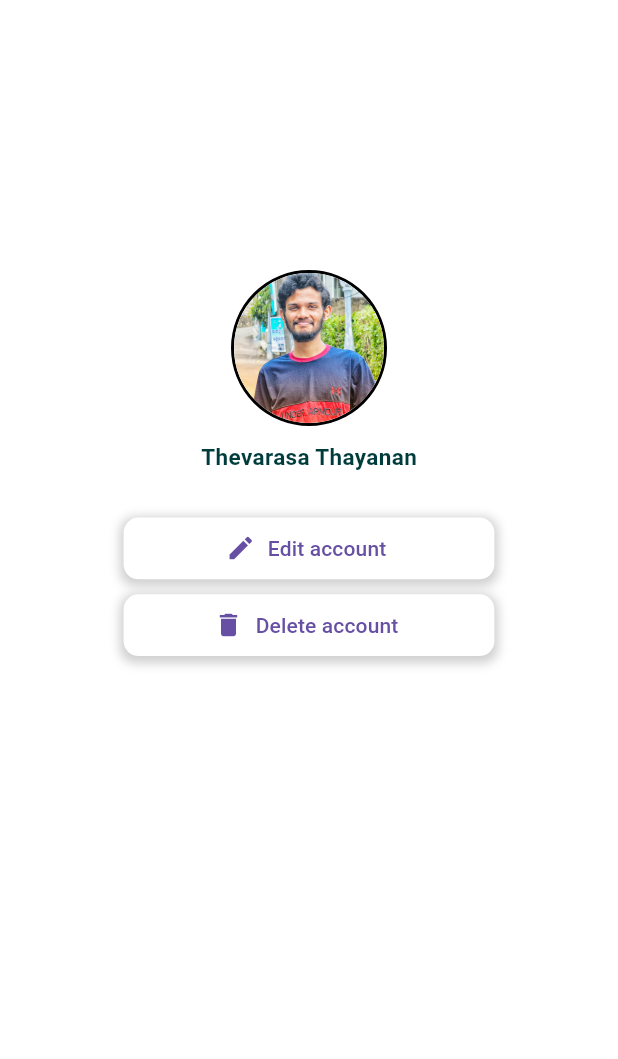
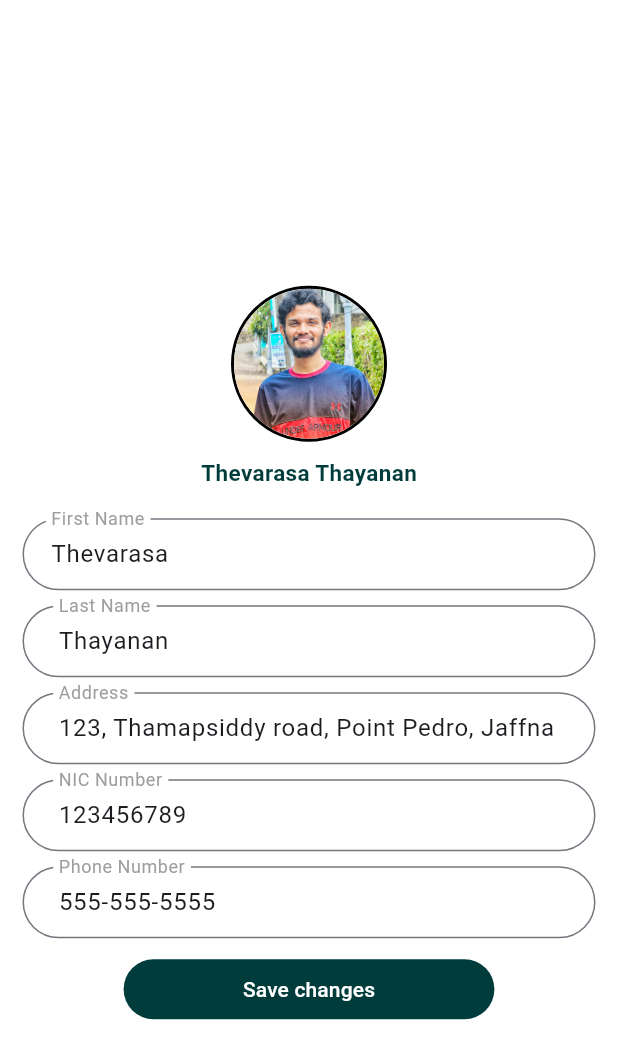
Before and after one commit to thaya2000/harvest_buddy, a Flutter app: the screen it shows after launch, on a phone screen of 412 x 824 dp. Shown: the top 1059 px of the screen. Run offline on Flutter 3.47's test engine with Material 3 defaults, Android fonts, the light colour scheme and no system bars; our stand-ins replace curved_navigation_bar.

Commit message:
frontend-edit-account-page-0001

```diff
--- a/lib/account_page.dart
+++ b/lib/account_page.dart
@@ -41,7 +41,7 @@ class _LoginScreenState extends State<AccountPage> {
             mainAxisAlignment: MainAxisAlignment.center,
             children: <Widget>[
               Padding(
-                padding: const EdgeInsets.only(top: 180.0),
+                padding: const EdgeInsets.only(top: 200.0),
                 child: Center(
                   child: Column(
                     children: [
--- /dev/null
+++ b/lib/edit_account_page.dart
@@ -0,0 +1,254 @@
+import 'package:flutter/material.dart';
+import 'package:harvest_buddy/constant.dart';
+
+void main() {
+  runApp(MyApp());
+}
+
+class MyApp extends StatelessWidget {
+  @override
+  Widget build(BuildContext context) {
+    return MaterialApp(
+      home: EditAccount(),
+    );
+  }
+}
+
+class EditAccount extends StatefulWidget {
+  EditAccount({super.key});
+
+  @override
+  State<EditAccount> createState() => _LoginScreenState();
+}
+
+class _LoginScreenState extends State<EditAccount> {
+  GlobalKey<FormState> formKey = GlobalKey<FormState>();
+
+  @override
+  Widget build(BuildContext context) {
+    double height = MediaQuery.of(context).size.height;
+    double width = MediaQuery.of(context).size.width;
+
+    // Assume these are the default values received from the backend
+    String firstNameDefaultValue = "Thevarasa";
+    String lastNameDefaultValue = "Thayanan";
+    String addressDefaultValue = "123, Thamapsiddy road, Point Pedro, Jaffna";
+    String nicNumberDefaultValue = "123456789";
+    String phoneNumberDefaultValue = "555-555-5555";
+
+    // Create controllers with default values
+    TextEditingController firstNameController =
+        TextEditingController(text: firstNameDefaultValue);
+    TextEditingController lastNameController =
+        TextEditingController(text: lastNameDefaultValue);
+    TextEditingController addressController =
+        TextEditingController(text: addressDefaultValue);
+    TextEditingController nicNumberController =
+        TextEditingController(text: nicNumberDefaultValue);
+    TextEditingController phoneNumberController =
+        TextEditingController(text: phoneNumberDefaultValue);
+
+    // Define text styles
+    TextStyle profileName = TextStyle(
+      fontSize: 15.0,
+      fontWeight: FontWeight.bold,
+      color: Color.fromARGB(255, 0, 60, 60),
+    );
+
+    return Scaffold(
+      resizeToAvoidBottomInset: true,
+      backgroundColor: Colors.white,
+      body: Container(
+        height: MediaQuery.of(context).size.height,
+        alignment: Alignment.center, // Align the child to the center vertically
+        child: SingleChildScrollView(
+          child: Form(
+            key: formKey,
+            child: Column(
+              crossAxisAlignment: CrossAxisAlignment.start,
+              mainAxisAlignment: MainAxisAlignment.start,
+              children: <Widget>[
+                Padding(
+                  padding: const EdgeInsets.only(top: 50.0),
+                  child: Center(
+                    child: Column(
+                      children: [
+                        Container(
+                          decoration: BoxDecoration(
+                            shape: BoxShape.circle,
+                            border: Border.all(
+                              color:
+                                  Colors.black, // Set your desired border color
+                              width: 2.0, // Set the border width
+                            ),
+                          ),
+                          child: ClipOval(
+                            child: Image.asset(
+                              DPthaya,
+                              height: 100,
+                              width: 100,
+                              fit: BoxFit.cover,
+                            ),
+                          ),
+                        ),
+                        Padding(
+                          padding: const EdgeInsets.only(top: 10.0),
+                          child: Text("Thevarasa Thayanan", style: profileName),
+                        )
+                      ],
+                    ),
+                  ),
+                ),
+                Padding(
+                  padding: const EdgeInsets.only(top: 20),
+                  child: Container(
+                    child: Column(
+                      children: [
+                        Padding(
+                          padding: const EdgeInsets.only(
+                              left: 15.0, right: 15, bottom: 10),
+                          child: TextFormField(
+                            controller: firstNameController,
+                            decoration: InputDecoration(
+                              border: OutlineInputBorder(
+                                borderSide: BorderSide(color: Colors.grey),
+                                borderRadius:
+                                    BorderRadius.all(Radius.circular(25.0)),
+                              ),
+                              contentPadding: EdgeInsets.symmetric(
+                                  vertical: 10.0,
+                                  horizontal:
+                                      15.0), // Adjust these values as needed
+                              labelText: "First Name",
+                              labelStyle: TextStyle(
+                                color: Colors.grey,
+                              ),
+                            ),
+                          ),
+                        ),
+                        Padding(
+                          padding: const EdgeInsets.only(
+                              left: 15.0, right: 15, bottom: 10),
+                          child: TextFormField(
+                            controller: lastNameController,
+                            decoration: InputDecoration(
+                              border: OutlineInputBorder(
+                                borderSide: BorderSide(color: Colors.grey),
+                                borderRadius:
+                                    BorderRadius.all(Radius.circular(25.0)),
+                              ),
+                              contentPadding: EdgeInsets.symmetric(
+                                  vertical: 10.0,
+                                  horizontal:
+                                      20.0), // Adjust these values as needed
+                              labelText: "Last Name",
+                              labelStyle: TextStyle(
+                                color: Colors.grey,
+                              ),
+                            ),
+                          ),
+                        ),
+                        Padding(
+                          padding: const EdgeInsets.only(
+                              left: 15.0, right: 15, bottom: 10),
+                          child: TextFormField(
+                            controller: addressController,
+                            decoration: InputDecoration(
+                              border: OutlineInputBorder(
+                                borderSide: BorderSide(color: Colors.grey),
+                                borderRadius:
+                                    BorderRadius.all(Radius.circular(25.0)),
+                              ),
+                              contentPadding: EdgeInsets.symmetric(
+                                  vertical: 10.0,
+                                  horizontal:
+                                      20.0), // Adjust these values as needed
+                              labelText: "Address",
+                              labelStyle: TextStyle(
+                                color: Colors.grey,
+                              ),
+                            ),
+                          ),
+                        ),
+                        Padding(
+                          padding: const EdgeInsets.only(
+                              left: 15.0, right: 15, bottom: 10),
+                          child: TextFormField(
+                            controller: nicNumberController,
+                            decoration: InputDecoration(
+                              border: OutlineInputBorder(
+                                borderSide: BorderSide(color: Colors.grey),
+                                borderRadius:
+                                    BorderRadius.all(Radius.circular(25.0)),
+                              ),
+                              contentPadding: EdgeInsets.symmetric(
+                                  vertical: 10.0,
+                                  horizontal:
+                                      20.0), // Adjust these values as needed
+                              labelText: "NIC Number",
+                              labelStyle: TextStyle(
+                                color: Colors.grey,
+                              ),
+                            ),
+                          ),
+                        ),
+                        Padding(
+                          padding: const EdgeInsets.only(
+                              left: 15.0, right: 15, bottom: 10),
+                          child: TextFormField(
+                            controller: phoneNumberController,
+                            decoration: InputDecoration(
+                              border: OutlineInputBorder(
+                                borderSide: BorderSide(color: Colors.grey),
+                                borderRadius:
+                                    BorderRadius.all(Radius.circular(25.0)),
+                              ),
+                              contentPadding: EdgeInsets.symmetric(
+                                  vertical: 10.0,
+                                  horizontal:
+                                      20.0), // Adjust these values as needed
+                              labelText: "Phone Number",
+                              labelStyle: TextStyle(
+                                color: Colors.grey,
+                              ),
+                            ),
+                          ),
+                        ),
+                      ],
+                    ),
+                  ),
+                ),
+                Center(
+                  child: Container(
+                    width: MediaQuery.of(context).size.width * 0.6,
+                    child: TextButton(
+                      onPressed: () {},
+                      child: Text(
+                        "Save changes",
+                        style: TextStyle(
+                          color: Colors.white, // Set the text color to white
+                        ),
+                      ),
+                      style: ButtonStyle(
+                        shape:
+                            MaterialStateProperty.all<RoundedRectangleBorder>(
+                          RoundedRectangleBorder(
+                            borderRadius: BorderRadius.all(Radius.circular(20)),
+                          ),
+                        ),
+                        backgroundColor: MaterialStateProperty.all<Color>(
+                          Color(
+                              0xFF003C3C), // Set the color without transparency
+                        ),
+                      ),
+                    ),
+                  ),
+                ),
+              ],
+            ),
+          ),
+        ),
+      ),
+    );
+  }
+}
--- a/lib/main.dart
+++ b/lib/main.dart
@@ -1,5 +1,6 @@
 import 'package:flutter/material.dart';
 import 'package:harvest_buddy/account_page.dart';
+import 'package:harvest_buddy/edit_account_page.dart';
 import 'schedule_page.dart';
 import 'home_page.dart';
 import 'constant.dart';
@@ -15,7 +16,7 @@ class InitialScreen extends StatelessWidget {
   @override
   Widget build(BuildContext context) {
     return MaterialApp(
-      home: AccountPage(),
+      home: EditAccount(),
       title: "HarvestBuddy",
       debugShowCheckedModeBanner: false,
     );
```
